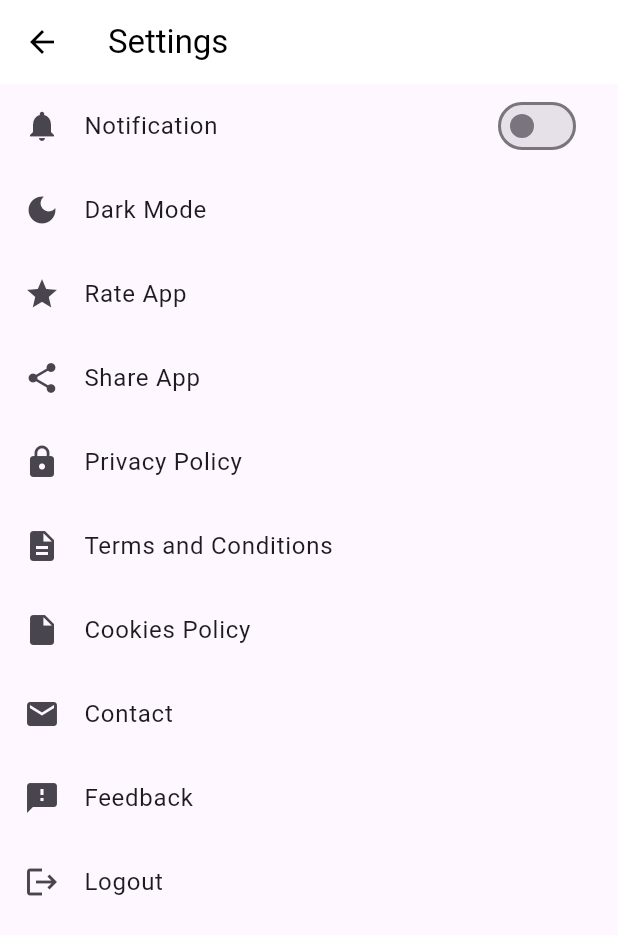
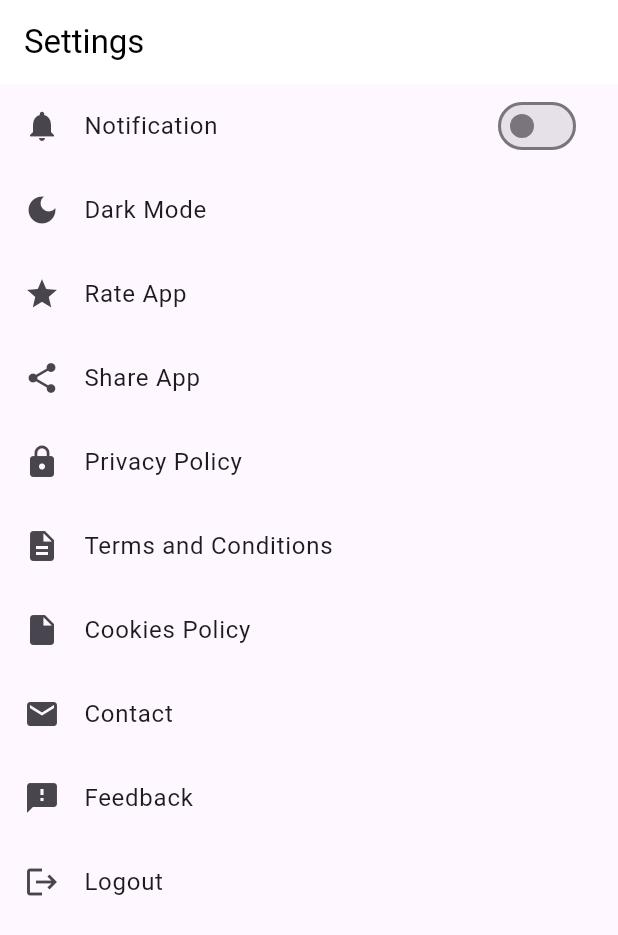
Before and after one commit to DgnK1/autonomousuav, a Flutter app: the SettingsPage screen opened directly, on a phone screen of 412 x 824 dp. Shown: the top 935 px of the screen. Run offline on Flutter 3.47's test engine with Material 3 defaults, Android fonts, the phone set to English and light mode, and no system bars; our stand-ins replace google_maps_flutter.

Commit message:
remove back button settings page

```diff
--- a/lib/screens/settings_page.dart
+++ b/lib/screens/settings_page.dart
@@ -20,7 +20,7 @@ class _SettingsPageState extends State<SettingsPage> {
         title: const Text('Settings'),
         backgroundColor: isDark ? Color(0xFF121212) : Colors.white,
         foregroundColor: isDark ? Colors.white : Colors.black,
-        leading: BackButton(),
+        automaticallyImplyLeading: false,
       ),
       body: ListView(
         children: [
```
